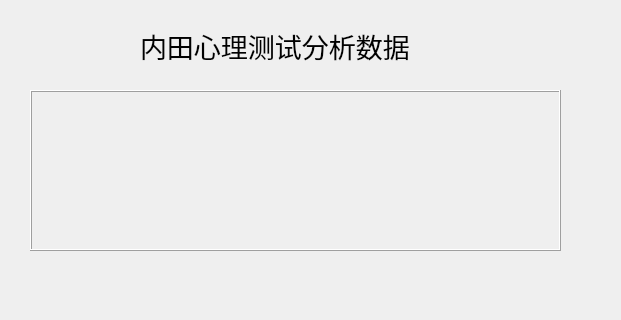
Old version of the form nei_result.ui in the repository crazytyt/neitianfa; both pictures show x 200 to 821 and y 0 to 320 of the 821 by 507 pixel window.
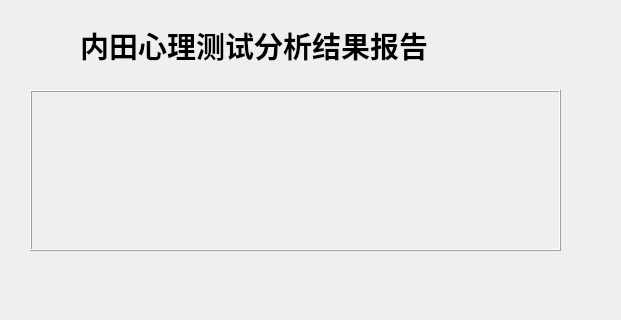
New version of the form. Custom widgets are drawn as their Qt base class.

Patch:
```diff
--- a/nei_result.ui
+++ b/nei_result.ui
@@ -16,20 +16,22 @@
   <widget class="QLabel" name="label">
    <property name="geometry">
     <rect>
-     <x>340</x>
+     <x>280</x>
      <y>30</y>
-     <width>301</width>
+     <width>391</width>
      <height>31</height>
     </rect>
    </property>
    <property name="font">
     <font>
      <family>仿宋</family>
-     <pointsize>20</pointsize>
+     <pointsize>22</pointsize>
+     <weight>75</weight>
+     <bold>true</bold>
     </font>
    </property>
    <property name="text">
-    <string>内田心理测试分析数据</string>
+    <string>内田心理测试分析结果报告</string>
    </property>
   </widget>
   <widget class="QCustomPlot" name="widget" native="true">
@@ -69,9 +71,15 @@
       <x>10</x>
       <y>10</y>
       <width>511</width>
-      <height>131</height>
+      <height>141</height>
      </rect>
     </property>
+    <property name="font">
+     <font>
+      <family>仿宋</family>
+      <pointsize>18</pointsize>
+     </font>
+    </property>
     <property name="text">
      <string/>
     </property>
```
Left out of the diff: 2 changed lines with no effect on the pictures.
